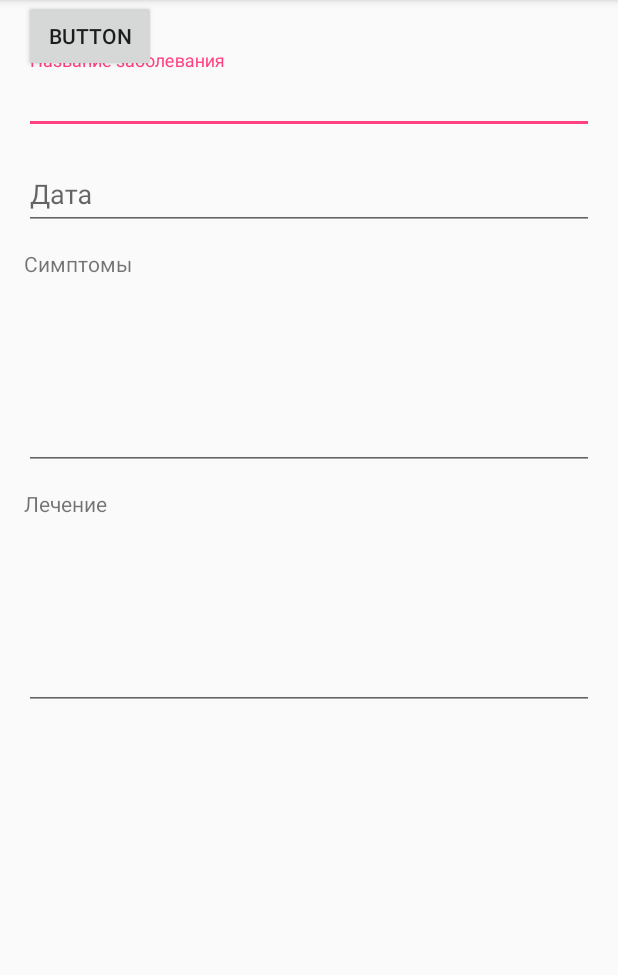
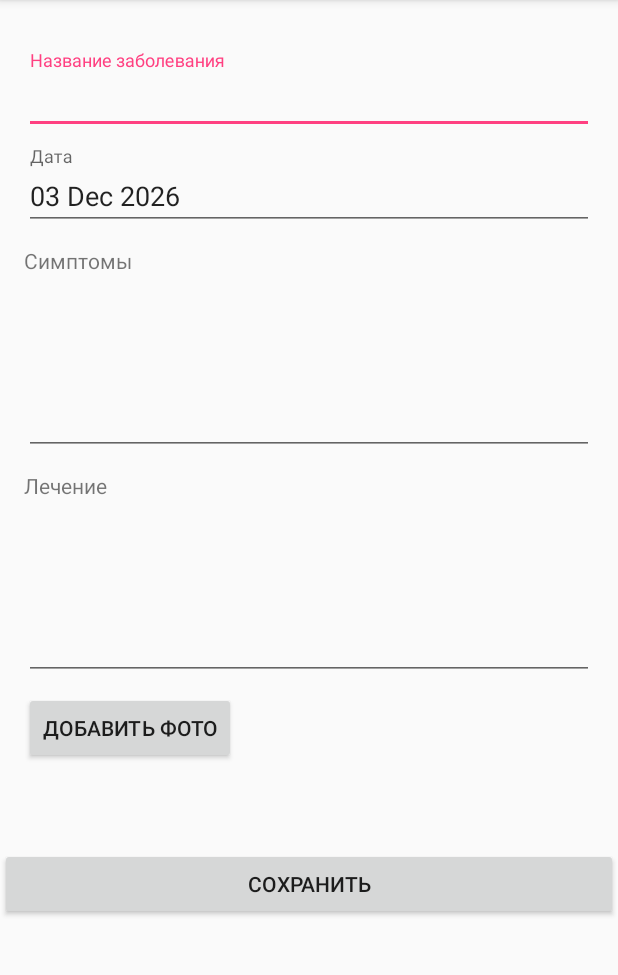
Before and after one commit to minionJerry/BabyMed, an Android app: the NewIllnessActivity screen opened directly, with no data from a screen before it, on a phone screen of 412 x 824 dp, the part 84-1059 px from its top. Run offline under Robolectric (Android 15) with nearby library versions, the phone set to English and light mode, and no system bars; our stand-ins replace Room's generated code; libraries missing offline, so code that uses them is left out: com.mikelau.croperino; 2 statements that could not run were skipped.

Commit message:
connected illnessed to database

```diff
--- a/app/src/main/java/com/kanykeinu/babymed/MedicalFileActivity.kt
+++ b/app/src/main/java/com/kanykeinu/babymed/MedicalFileActivity.kt
@@ -29,7 +29,7 @@ class MedicalFileActivity : AppCompatActivity() {
         database = AppDatabase.getInstance(this)
         initFields()
         retrieveIllnessesFromDb()
-        btnAddIllness.setOnClickListener({v -> openAddIllnessScreen()})
+        btnAddIllness.setOnClickListener({ openAddIllnessScreen()})
     }
 
     fun initFields(){
@@ -44,7 +44,7 @@ class MedicalFileActivity : AppCompatActivity() {
 
     }
 
-    fun iniChildIllnesses(illnesses : List<Illness>) {
+    fun initChildIllnesses(illnesses : List<Illness>) {
         val illnessAdapter = IllnessAdapter(this, illnesses)
         val illnessLinearManager = LinearLayoutManager(this, LinearLayoutManager.VERTICAL, false)
         recyclerIllnesses.layoutManager = illnessLinearManager
@@ -58,7 +58,7 @@ class MedicalFileActivity : AppCompatActivity() {
                 ?.observeOn(AndroidSchedulers.mainThread())
                 ?.subscribeOn(Schedulers.io())
                 ?.subscribe ({ it ->
-                    iniChildIllnesses(it)
+                    initChildIllnesses(it)
 //                    openAddChildScreen()
                 })
     }
--- a/app/src/main/java/com/kanykeinu/babymed/NewIllnessActivity.kt
+++ b/app/src/main/java/com/kanykeinu/babymed/NewIllnessActivity.kt
@@ -1,12 +1,72 @@
 package com.kanykeinu.babymed
 
+import android.content.Intent
+import android.graphics.drawable.Drawable
+import android.net.Uri
 import android.support.v7.app.AppCompatActivity
 import android.os.Bundle
+import com.kanykeinu.babymed.database.AppDatabase
+import com.kanykeinu.babymed.model.Child
+import com.kanykeinu.babymed.model.Illness
+import com.kanykeinu.babymed.util.AgeUtil
+import com.kanykeinu.babymed.util.CameraRequestUtil
+import com.mikelau.croperino.CroperinoConfig
+import com.mikelau.croperino.CroperinoFileUtil
+import kotlinx.android.synthetic.main.activity_new_illness.*
 
 class NewIllnessActivity : AppCompatActivity() {
+    var child : Child? = null
+    var uriTreatmentPhoto : Uri? = null
+
+    private var database: AppDatabase? = null
 
     override fun onCreate(savedInstanceState: Bundle?) {
         super.onCreate(savedInstanceState)
         setContentView(R.layout.activity_new_illness)
+        CroperinoConfig("IMG_" + System.currentTimeMillis() + ".jpg", Constants.DIRECTORY, Constants.RAW_DIRECTORY)
+        CroperinoFileUtil.setupDirectory(this)
+        child = intent.getParcelableExtra<Child>(Constants.CHILD)
+        database = AppDatabase.getInstance(this)
+        initCurrentDate()
+
+        editTextIllnessName.setOnFocusChangeListener({_,focus ->
+                if (!focus && editTextIllnessName.text.equals(""))
+                    wrapperIllness.error = getString(R.string.empty_illness_not_allowed)
+                else wrapperIllness.error = null
+        })
+        btnSaveIllness.setOnClickListener({
+           addIllnessToDb()
+        })
+        btnAddPhoto.setOnClickListener({ v->
+            CameraRequestUtil.showPictureDialog(this)
+        })
+    }
+
+    fun addIllnessToDb(){
+        var illness : Illness? = null
+        if (editTextSymptoms.text.toString().equals("") || editTextTreatment.text.toString().equals("")
+                || editTextIllnessName.text.equals(""))
+            showToast(getString(R.string.empty_fields_not_allowed))
+        else
+        illness = Illness(0,editTextIllnessName.text.toString(),editTextSymptoms.text.toString(),editTextTreatment.text.toString(),
+                    uriTreatmentPhoto.toString(),editTextDate.text.toString(), childId = child!!.id)
+        database?.illnessDao()?.insert(illness!!)
+        showToast(getString(R.string.data_saved))
+        finish()
+    }
+
+    fun initCurrentDate(){
+        editTextDate.setText(AgeUtil.getCurrentDate())
+    }
+
+    override fun onActivityResult(requestCode: Int, resultCode: Int, data: Intent?) {
+        super.onActivityResult(requestCode, resultCode, data)
+        uriTreatmentPhoto = CameraRequestUtil.handleOnActivityResult(requestCode,resultCode,data,this)
+        editTextTreatment.setCompoundDrawables(null,null,null,Drawable.createFromPath(uriTreatmentPhoto?.path))
+    }
+
+    override fun onRequestPermissionsResult(requestCode: Int, permissions: Array<out String>, grantResults: IntArray) {
+        super.onRequestPermissionsResult(requestCode, permissions, grantResults)
+        CameraRequestUtil.handleRequestPermissionResult(requestCode,grantResults,this)
     }
 }
--- a/app/src/main/java/com/kanykeinu/babymed/adapter/ChildAdapter.kt
+++ b/app/src/main/java/com/kanykeinu/babymed/adapter/ChildAdapter.kt
@@ -29,7 +29,7 @@ class ChildAdapter(private val mContext: Context, private var objects: List<Chil
 
     override fun onBindViewHolder(holder: ChildHolder, position: Int) {
         holder.bind(objects.get(position),mContext)
-        holder.listen({ pos, type ->
+        holder.listen({ pos, _ ->
             val item = objects.get(pos)
             mContext.startActivity(Intent(mContext,MedicalFileActivity::class.java).putExtra(Constants.CHILD,item))
         })
@@ -40,7 +40,7 @@ class ChildAdapter(private val mContext: Context, private var objects: List<Chil
             itemView.childName.text = child.name
             itemView.childAge.text = AgeUtil.getCurrentAge(childBirthDate = child.birthDate).toString() + " лет"
             Glide.with(mContext)
-                    .load(child?.photoUri)
+                    .load(child.photoUri)
                     .into(itemView.childPhoto);
         }
 
--- a/app/src/main/java/com/kanykeinu/babymed/dao/IllnessDao.kt
+++ b/app/src/main/java/com/kanykeinu/babymed/dao/IllnessDao.kt
@@ -25,7 +25,7 @@ interface IllnessDao {
     @Query("Select * from illness where id = :id")
     fun getById(id : Int) : Flowable<Illness>
 
-    @Query("Select * from illness where childId = :id")
+    @Query("Select * from illness where child_id = :id")
     fun getByChildId(id : Int) : Flowable<Illness>
 
 }
--- a/app/src/main/java/com/kanykeinu/babymed/database/AppDatabase.kt
+++ b/app/src/main/java/com/kanykeinu/babymed/database/AppDatabase.kt
@@ -10,7 +10,7 @@ import android.arch.persistence.room.Room
 import android.content.Context
 
 
-@Database(entities = arrayOf(Child::class,Illness::class), version = 2)
+@Database(entities = arrayOf(Child::class,Illness::class), version = 4)
 abstract class AppDatabase :RoomDatabase() {
     abstract fun childDao(): ChildDao
     abstract fun illnessDao(): IllnessDao
--- a/app/src/main/java/com/kanykeinu/babymed/extensions.kt
+++ b/app/src/main/java/com/kanykeinu/babymed/extensions.kt
@@ -1,6 +1,8 @@
 package com.kanykeinu.babymed
 
+import android.content.Context
 import android.support.v7.widget.RecyclerView
+import android.widget.Toast
 
 fun <T : RecyclerView.ViewHolder> T.listen(event: (position: Int, type: Int) -> Unit): T {
     itemView.setOnClickListener {
@@ -8,3 +10,7 @@ fun <T : RecyclerView.ViewHolder> T.listen(event: (position: Int, type: Int) ->
     }
     return this
 }
+
+fun Context.showToast(text : CharSequence, duration: Int = Toast.LENGTH_LONG){
+    Toast.makeText(this,text,duration).show()
+}
--- a/app/src/main/java/com/kanykeinu/babymed/util/AgeUtil.kt
+++ b/app/src/main/java/com/kanykeinu/babymed/util/AgeUtil.kt
@@ -13,5 +13,10 @@ class AgeUtil() {
             val age = Years.yearsBetween(date, now)
             return age.years
         }
+
+        fun getCurrentDate() : String{
+            val date : String = LocalDate().toString("dd MMM yyyy")
+            return date
+        }
     }
 }
--- a/app/src/main/res/layout/activity_new_illness.xml
+++ b/app/src/main/res/layout/activity_new_illness.xml
@@ -1,7 +1,12 @@
 <?xml version="1.0" encoding="utf-8"?>
-<android.support.constraint.ConstraintLayout xmlns:android="http://schemas.android.com/apk/res/android"
+
+<android.support.v4.widget.NestedScrollView
+    xmlns:android="http://schemas.android.com/apk/res/android"
     xmlns:app="http://schemas.android.com/apk/res-auto"
     xmlns:tools="http://schemas.android.com/tools"
+     android:layout_height="match_parent"
+     android:layout_width="match_parent">
+<android.support.constraint.ConstraintLayout
     android:layout_width="match_parent"
     android:layout_height="match_parent"
     tools:context=".NewIllnessActivity">
@@ -22,7 +27,8 @@
             android:id="@+id/editTextIllnessName"
             android:layout_width="match_parent"
             android:layout_height="wrap_content"
-            android:hint="Название заболевания" />
+            android:hint="Название заболевания"
+            android:inputType="text" />
     </android.support.design.widget.TextInputLayout>
 
     <android.support.design.widget.TextInputLayout
@@ -40,17 +46,20 @@
             android:id="@+id/editTextDate"
             android:layout_width="match_parent"
             android:layout_height="wrap_content"
-            android:hint="Дата" />
+            android:focusable="false"
+            android:hint="Дата"
+            android:inputType="date" />
     </android.support.design.widget.TextInputLayout>
 
     <EditText
         android:id="@+id/editTextSymptoms"
         android:layout_width="0dp"
-        android:layout_height="120dp"
+        android:layout_height="110dp"
         android:layout_marginEnd="16dp"
         android:layout_marginStart="16dp"
         android:layout_marginTop="40dp"
         android:ems="10"
+        android:gravity="top"
         android:inputType="textMultiLine"
         app:layout_constraintEnd_toEndOf="parent"
         app:layout_constraintHorizontal_bias="0.0"
@@ -60,11 +69,12 @@
     <EditText
         android:id="@+id/editTextTreatment"
         android:layout_width="0dp"
-        android:layout_height="120dp"
+        android:layout_height="110dp"
         android:layout_marginEnd="16dp"
         android:layout_marginStart="16dp"
         android:layout_marginTop="40dp"
         android:ems="10"
+        android:gravity="top"
         android:inputType="textMultiLine"
         app:layout_constraintEnd_toEndOf="parent"
         app:layout_constraintHorizontal_bias="0.0"
@@ -77,9 +87,11 @@
         android:layout_height="wrap_content"
         android:layout_marginBottom="8dp"
         android:layout_marginStart="16dp"
+        android:layout_marginTop="8dp"
         android:text="Симптомы"
         app:layout_constraintBottom_toTopOf="@+id/editTextSymptoms"
-        app:layout_constraintStart_toStartOf="parent" />
+        app:layout_constraintStart_toStartOf="parent"
+        app:layout_constraintTop_toBottomOf="@+id/wrapperDate" />
 
     <TextView
         android:id="@+id/tvTreatment"
@@ -87,16 +99,34 @@
         android:layout_height="wrap_content"
         android:layout_marginBottom="8dp"
         android:layout_marginStart="16dp"
+        android:layout_marginTop="8dp"
         android:text="Лечение"
         app:layout_constraintBottom_toTopOf="@+id/editTextTreatment"
-        app:layout_constraintStart_toStartOf="parent" />
+        app:layout_constraintStart_toStartOf="parent"
+        app:layout_constraintTop_toBottomOf="@+id/editTextSymptoms" />
 
     <Button
-        android:id="@+id/button"
+        android:id="@+id/btnAddPhoto"
         android:layout_width="wrap_content"
         android:layout_height="wrap_content"
         android:layout_marginStart="16dp"
-        android:text="Button"
+        android:layout_marginTop="8dp"
+        android:text="Добавить фото"
         app:layout_constraintStart_toStartOf="parent"
-        tools:layout_editor_absoluteY="482dp" />
+        app:layout_constraintTop_toBottomOf="@+id/editTextTreatment" />
+
+    <Button
+        android:id="@+id/btnSaveIllness"
+        android:layout_width="0dp"
+        android:layout_height="wrap_content"
+        android:layout_marginTop="56dp"
+        android:text="Сохранить"
+        app:layout_constraintBottom_toBottomOf="parent"
+        app:layout_constraintEnd_toEndOf="parent"
+        app:layout_constraintHorizontal_bias="0.0"
+        app:layout_constraintStart_toStartOf="parent"
+        app:layout_constraintTop_toBottomOf="@id/btnAddPhoto"
+        app:layout_constraintVertical_bias="1.0" />
 </android.support.constraint.ConstraintLayout>
+
+</android.support.v4.widget.NestedScrollView>
--- a/app/src/main/res/values/strings.xml
+++ b/app/src/main/res/values/strings.xml
@@ -12,4 +12,7 @@
     <string name="select_gender">Выберите пол ребенка</string>
     <string name="enter_birthdate">Введите дату рождения ребенка</string>
     <string name="enter_name">Введите имя ребенка</string>
+    <string name="empty_fields_not_allowed">Поля не должны быть пустыми.</string>
+    <string name="empty_illness_not_allowed">Название заболевания не должно быть пустым</string>
+    <string name="data_saved">Данные успешно сохранены</string>
 </resources>
```
Also changed, not shown: app/src/main/java/com/kanykeinu/babymed/NewChildActivity.kt (+12 -29 lines), app/src/main/java/com/kanykeinu/babymed/model/Child.kt (+9 -2 lines), app/src/main/java/com/kanykeinu/babymed/model/Illness.kt (+8 -3 lines), app/src/main/java/com/kanykeinu/babymed/util/CameraRequestUtil.kt (+42 -1 lines), 1 other file.
